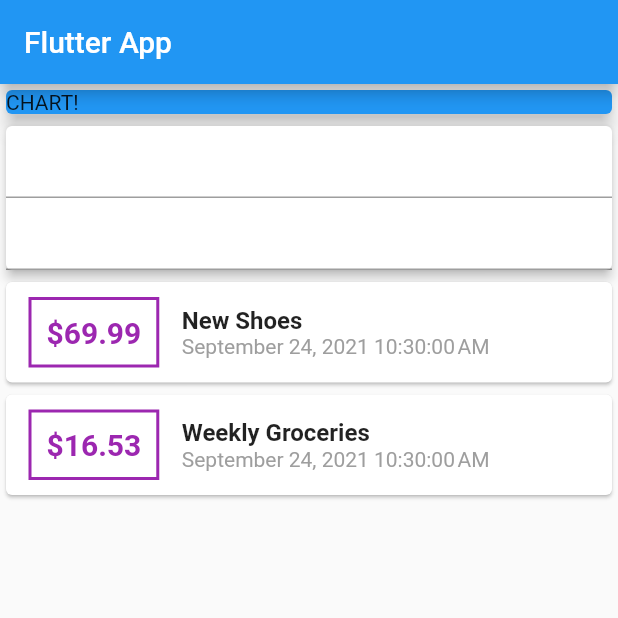
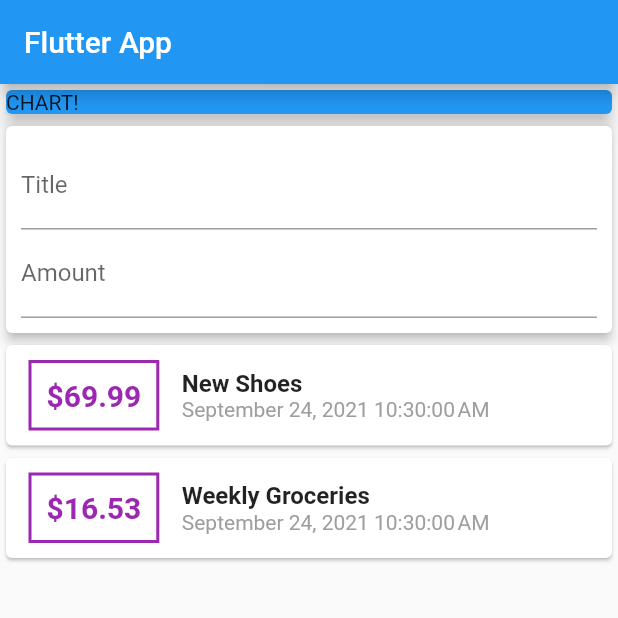
Before and after one commit to LakithaDM/BudgetApp, a Flutter app: the screen it shows after launch, on a phone screen of 412 x 824 dp, the top half of it. Run offline on Flutter 3.47's test engine with Material 2 defaults, Android fonts, the light colour scheme and no system bars.

Commit message:
Add text input labels and set paddings

```diff
--- a/budjetapp/lib/main.dart
+++ b/budjetapp/lib/main.dart
@@ -50,11 +50,20 @@ class MyHomePage extends StatelessWidget {
           ),
           Card(
             elevation: 3,
-            child: Column(
-              children: <Widget>[
-                TextField(),
-                TextField(),
-              ],
+            child: Container(
+              padding: EdgeInsets.all(10),
+              child: Column(
+                children: <Widget>[
+                  TextField(
+                    cursorColor: Colors.lightBlue,
+                    decoration: InputDecoration(labelText: 'Title'),
+                  ),
+                  TextField(
+                    cursorColor: Colors.lightBlue,
+                    decoration: InputDecoration(labelText: 'Amount'),
+                  ),
+                ],
+              ),
             ),
           ),
           Column(
```
